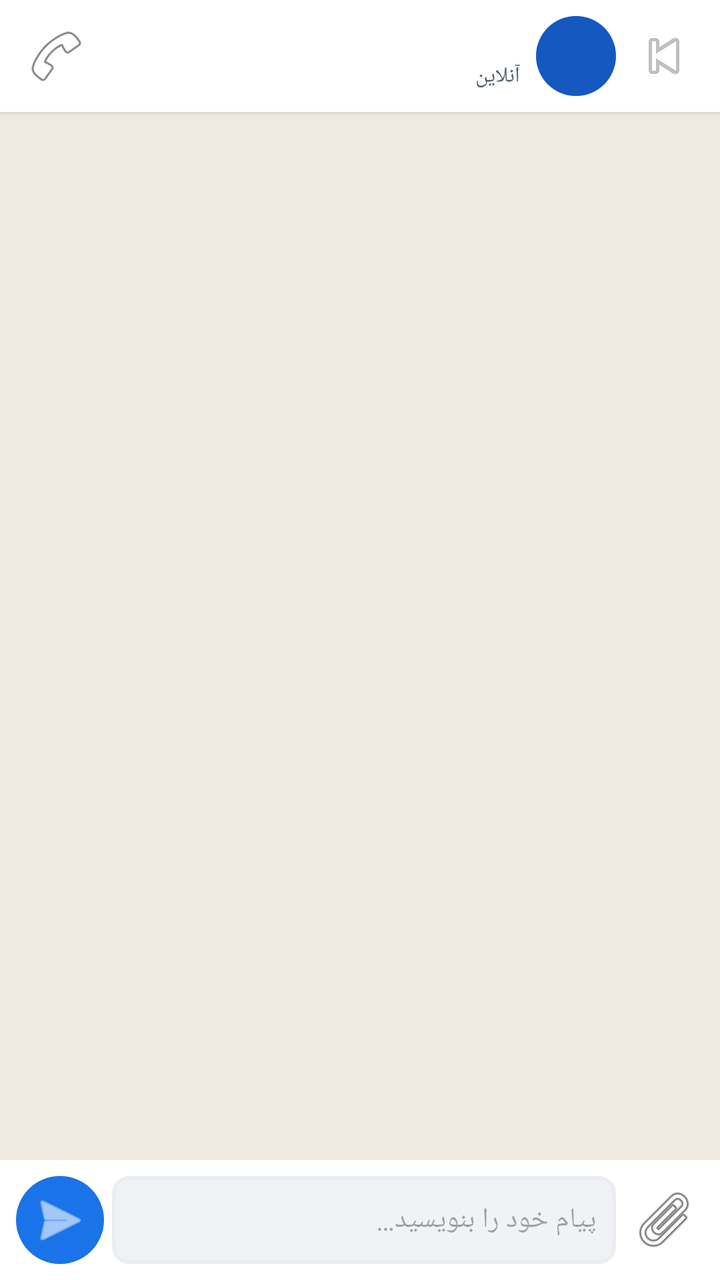
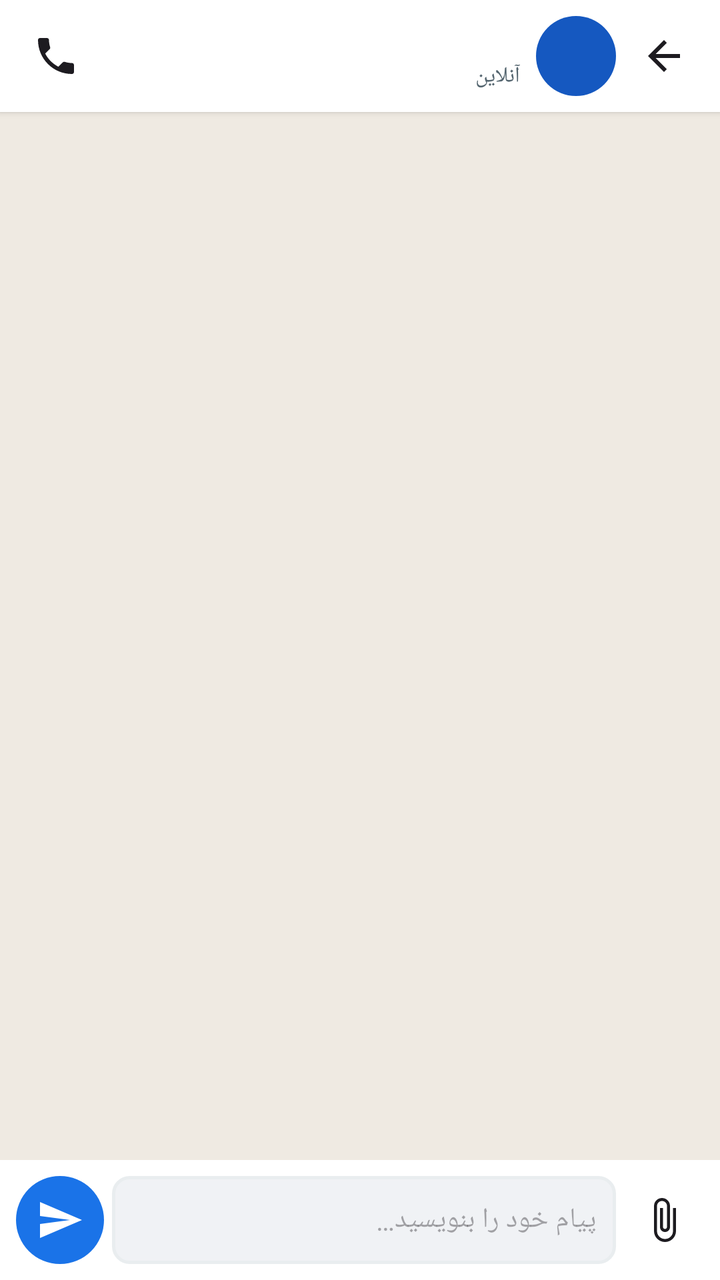

Two renders of the same Android screen: before a commit and after it. Below are the layout's source before the change and the commit's diff.
<!-- AndroidManifest.xml: application theme Theme.HamGab -->
<!-- res/layout/activity_chat.xml -->
<?xml version="1.0" encoding="utf-8"?>
<LinearLayout xmlns:android="http://schemas.android.com/apk/res/android"
    xmlns:app="http://schemas.android.com/apk/res-auto"
    android:layout_width="match_parent"
    android:layout_height="match_parent"
    android:orientation="vertical"
    android:background="@color/chat_bg"
    android:layoutDirection="rtl">

    
    <LinearLayout
        android:layout_width="match_parent"
        android:layout_height="56dp"
        android:orientation="horizontal"
        android:gravity="center_vertical"
        android:background="@color/surface"
        android:elevation="2dp"
        android:padding="8dp">

        <ImageButton
            android:id="@+id/backBtn"
            android:layout_width="40dp"
            android:layout_height="40dp"
            android:background="?android:attr/selectableItemBackgroundBorderless"
            android:src="@android:drawable/ic_media_previous"
            android:contentDescription="back" />

        <ImageView
            android:id="@+id/partnerAvatar"
            android:layout_width="40dp"
            android:layout_height="40dp"
            android:background="@drawable/bg_avatar"
            android:layout_marginStart="4dp" />

        <LinearLayout
            android:layout_width="0dp"
            android:layout_weight="1"
            android:layout_height="wrap_content"
            android:orientation="vertical"
            android:layout_marginStart="8dp">

            <TextView
                android:id="@+id/partnerName"
                android:layout_width="match_parent"
                android:layout_height="wrap_content"
                android:textSize="15sp"
                android:textStyle="bold"
                android:textColor="@color/text_primary"
                android:singleLine="true"
                android:ellipsize="end" />

            <TextView
                android:id="@+id/partnerStatus"
                android:layout_width="match_parent"
                android:layout_height="wrap_content"
                android:textSize="11sp"
                android:textColor="@color/text_secondary"
                android:text="@string/online" />
        </LinearLayout>

        <ImageButton
            android:layout_width="40dp"
            android:layout_height="40dp"
            android:background="?android:attr/selectableItemBackgroundBorderless"
            android:src="@android:drawable/ic_menu_call"
            android:contentDescription="call" />
    </LinearLayout>

    
    <androidx.recyclerview.widget.RecyclerView
        android:id="@+id/messagesList"
        android:layout_width="match_parent"
        android:layout_height="0dp"
        android:layout_weight="1"
        android:clipToPadding="false"
        android:padding="8dp" />

    
    <LinearLayout
        android:layout_width="match_parent"
        android:layout_height="wrap_content"
        android:orientation="horizontal"
        android:gravity="center_vertical"
        android:background="@color/surface"
        android:padding="8dp">

        <ImageButton
            android:layout_width="40dp"
            android:layout_height="40dp"
            android:background="?android:attr/selectableItemBackgroundBorderless"
            android:src="@android:drawable/ic_menu_attachment"
            android:contentDescription="attach" />

        <EditText
            android:id="@+id/messageInput"
            android:layout_width="0dp"
            android:layout_weight="1"
            android:layout_height="44dp"
            android:hint="@string/type_message"
            android:background="@drawable/bg_input"
            android:padding="10dp"
            android:textSize="14sp"
            android:maxLength="500"
            android:layout_marginStart="4dp"
            android:layout_marginEnd="4dp" />

        <ImageButton
            android:id="@+id/sendBtn"
            android:layout_width="44dp"
            android:layout_height="44dp"
            android:background="@drawable/bg_send_btn"
            android:src="@android:drawable/ic_menu_send"
            android:contentDescription="@string/send"
            app:tint="@color/white" />
    </LinearLayout>
</LinearLayout>
<!-- resources referenced by this layout -->
<resources>
  <color name="chat_bg">#efeae2</color>
  <color name="surface">#ffffff</color>
  <color name="text_primary">#111b21</color>
  <color name="text_secondary">#54656f</color>
  <color name="white">#ffffff</color>
  <!-- drawable bg_avatar (drawable) -->
  <?xml version="1.0" encoding="utf-8"?>
  <shape xmlns:android="http://schemas.android.com/apk/res/android" android:shape="oval">
      <solid android:color="@color/primary_dark"/>
  </shape>
  <!-- drawable bg_input (drawable) -->
  <?xml version="1.0" encoding="utf-8"?>
  <shape xmlns:android="http://schemas.android.com/apk/res/android" android:shape="rectangle">
      <solid android:color="@color/input_bg"/>
      <corners android:radius="8dp"/>
      <stroke android:width="1.5dp" android:color="@color/border"/>
  </shape>
  <!-- drawable bg_send_btn (drawable) -->
  <?xml version="1.0" encoding="utf-8"?>
  <shape xmlns:android="http://schemas.android.com/apk/res/android" android:shape="oval">
      <solid android:color="@color/primary"/>
  </shape>
  <string name="online">آنلاین</string>
  <string name="send">ارسال</string>
  <string name="type_message">پیام خود را بنویسید…</string>
  <color name="primary_dark">#1558c0</color>
  <color name="input_bg">#f0f2f5</color>
  <color name="border">#e9edef</color>
  <color name="primary">#1a73e8</color>
  <color name="secondary">#00cec9</color>
  <color name="bg">#f0f2f5</color>
  <!-- unchanged entries left out for length: 1 -->
</resources>

<!-- the commit's change to res/layout/activity_chat.xml (unified diff, before → after) -->
@@ -22,7 +22,7 @@
             android:layout_width="40dp"
             android:layout_height="40dp"
             android:background="?android:attr/selectableItemBackgroundBorderless"
-            android:src="@android:drawable/ic_media_previous"
+            android:src="@drawable/ic_back"
             android:contentDescription="back" />
 
         <ImageView
@@ -62,7 +62,7 @@
             android:layout_width="40dp"
             android:layout_height="40dp"
             android:background="?android:attr/selectableItemBackgroundBorderless"
-            android:src="@android:drawable/ic_menu_call"
+            android:src="@drawable/ic_call"
             android:contentDescription="call" />
     </LinearLayout>
 
@@ -88,7 +88,7 @@
             android:layout_width="40dp"
             android:layout_height="40dp"
             android:background="?android:attr/selectableItemBackgroundBorderless"
-            android:src="@android:drawable/ic_menu_attachment"
+            android:src="@drawable/ic_attach"
             android:contentDescription="attach" />
 
         <EditText
@@ -109,7 +109,7 @@
             android:layout_width="44dp"
             android:layout_height="44dp"
             android:background="@drawable/bg_send_btn"
-            android:src="@android:drawable/ic_menu_send"
+            android:src="@drawable/ic_send"
             android:contentDescription="@string/send"
             app:tint="@color/white" />
     </LinearLayout>
<!-- resource entries referenced after the edit -->
@@ -22,6 +22,50 @@
   <shape xmlns:android="http://schemas.android.com/apk/res/android" android:shape="oval">
       <solid android:color="@color/primary"/>
   </shape>
+  <!-- drawable ic_attach (drawable) -->
+  <?xml version="1.0" encoding="utf-8"?>
+  <vector xmlns:android="http://schemas.android.com/apk/res/android"
+      android:width="24dp"
+      android:height="24dp"
+      android:viewportWidth="24"
+      android:viewportHeight="24"
+      android:tint="?attr/colorOnSurface">
+      <path android:fillColor="@android:color/white"
+          android:pathData="M16.5,6v11.5c0,2.21 -1.79,4 -4,4s-4,-1.79 -4,-4V5c0,-1.38 1.12,-2.5 2.5,-2.5s2.5,1.12 2.5,2.5v10.5c0,0.55 -0.45,1 -1,1s-1,-0.45 -1,-1V6H10v9.5c0,1.38 1.12,2.5 2.5,2.5s2.5,-1.12 2.5,-2.5V5c0,-2.21 -1.79,-4 -4,-4S7,2.79 7,5v12.5c0,3.04 2.46,5.5 5.5,5.5s5.5,-2.46 5.5,-5.5V6h-1.5z"/>
+  </vector>
+  <!-- drawable ic_back (drawable) -->
+  <?xml version="1.0" encoding="utf-8"?>
+  <vector xmlns:android="http://schemas.android.com/apk/res/android"
+      android:width="24dp"
+      android:height="24dp"
+      android:viewportWidth="24"
+      android:viewportHeight="24"
+      android:tint="?attr/colorOnSurface">
+      <path android:fillColor="@android:color/white"
+          android:pathData="M20,11H7.83l5.59,-5.59L12,4l-8,8 8,8 1.41,-1.41L7.83,13H20v-2z"/>
+  </vector>
+  <!-- drawable ic_call (drawable) -->
+  <?xml version="1.0" encoding="utf-8"?>
+  <vector xmlns:android="http://schemas.android.com/apk/res/android"
+      android:width="24dp"
+      android:height="24dp"
+      android:viewportWidth="24"
+      android:viewportHeight="24"
+      android:tint="?attr/colorOnSurface">
+      <path android:fillColor="@android:color/white"
+          android:pathData="M20,15.5c-1.25,0 -2.45,-0.2 -3.57,-0.57c-0.35,-0.11 -0.74,-0.03 -1.02,0.24l-2.2,2.2c-2.83,-1.44 -5.15,-3.75 -6.59,-6.58l2.2,-2.21c0.28,-0.27 0.36,-0.66 0.25,-1.01C8.7,6.45 8.5,5.25 8.5,4c0,-0.55 -0.45,-1 -1,-1H4c-0.55,0 -1,0.45 -1,1c0,9.39 7.61,17 17,17c0.55,0 1,-0.45 1,-1v-3.5c0,-0.55 -0.45,-1 -1,-1z"/>
+  </vector>
+  <!-- drawable ic_send (drawable) -->
+  <?xml version="1.0" encoding="utf-8"?>
+  <vector xmlns:android="http://schemas.android.com/apk/res/android"
+      android:width="24dp"
+      android:height="24dp"
+      android:viewportWidth="24"
+      android:viewportHeight="24"
+      android:tint="@color/white">
+      <path android:fillColor="@android:color/white"
+          android:pathData="M2.01,21L23,12 2.01,3 2,10l15,2 -15,2z"/>
+  </vector>
   <string name="online">آنلاین</string>
   <string name="send">ارسال</string>
   <string name="type_message">پیام خود را بنویسید…</string>
